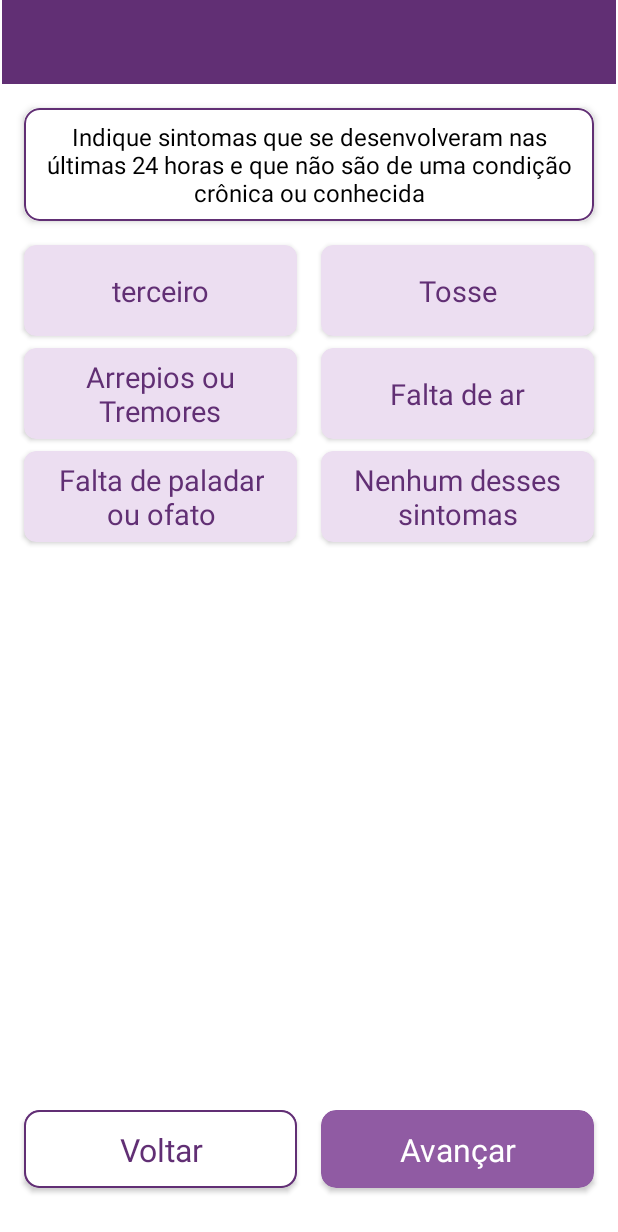
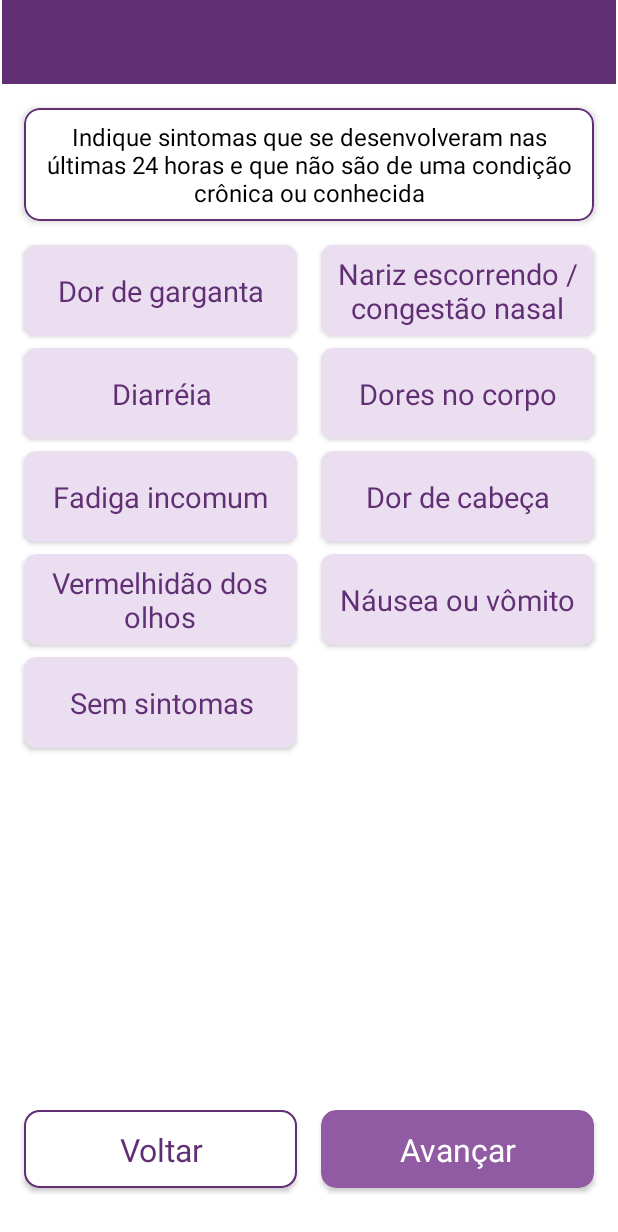
Before and after one commit to MarlonnCarvalhosa/Covid-Map, an Android app: the fragment ThirdSymptomSessionFragment placed in its activity, on a phone screen of 412 x 824 dp. Shown: the top 1232 px of the screen. Run offline under Robolectric (Android 15) with nearby library versions, the phone set to English and light mode, and no system bars; Roboto replaces fonts that are not available here.

Commit message:
Complete third fragment.

```diff
--- a/app/src/main/java/com/marlonncarvalhosa/covidmap/view/MapsActivity.kt
+++ b/app/src/main/java/com/marlonncarvalhosa/covidmap/view/MapsActivity.kt
@@ -156,7 +156,7 @@ class MapsActivity : AppCompatActivity(), OnMapReadyCallback {
                 return
             }
         } else {
-            authenticator()
+            //authenticator()
         }
     }
 
--- a/app/src/main/res/layout/fragment_second_symptom_session.xml
+++ b/app/src/main/res/layout/fragment_second_symptom_session.xml
@@ -226,7 +226,7 @@
                 android:id="@+id/tv_sem_sintomas"
                 android:layout_width="wrap_content"
                 android:layout_height="wrap_content"
-                android:text="Nenhum desses\nsintomas"
+                android:text="Sem sintomas"
                 android:textColor="@color/primary_purple"
                 android:textSize="19sp"
                 android:textAlignment="center"
--- a/app/src/main/res/layout/fragment_third_symptom_session.xml
+++ b/app/src/main/res/layout/fragment_third_symptom_session.xml
@@ -39,14 +39,14 @@
     </com.google.android.material.card.MaterialCardView>
 
     <androidx.cardview.widget.CardView
-        android:id="@+id/cv_febre"
+        android:id="@+id/cv_dor_garganta"
         android:layout_width="0dp"
         android:layout_height="0dp"
         android:layout_margin="16dp"
         android:backgroundTint="@color/transparent_purple"
         app:cardCornerRadius="8dp"
         app:layout_constraintDimensionRatio="3"
-        app:layout_constraintEnd_toStartOf="@id/cv_tosse"
+        app:layout_constraintEnd_toStartOf="@id/cv_nariz_escorrendo"
         app:layout_constraintHorizontal_chainStyle="spread"
         app:layout_constraintStart_toStartOf="parent"
         app:layout_constraintTop_toBottomOf="@id/cv_covid_positive">
@@ -56,10 +56,10 @@
             android:layout_height="match_parent">
 
             <TextView
-                android:id="@+id/tv_febre"
+                android:id="@+id/tv_dor_garganta"
                 android:layout_width="wrap_content"
                 android:layout_height="wrap_content"
-                android:text="terceiro"
+                android:text="@string/dor_de_garganta"
                 android:textColor="@color/primary_purple"
                 android:textSize="19sp"
                 android:textStyle=""
@@ -73,27 +73,28 @@
     </androidx.cardview.widget.CardView>
 
     <androidx.cardview.widget.CardView
-        android:id="@+id/cv_tosse"
+        android:id="@+id/cv_nariz_escorrendo"
         android:layout_width="0dp"
         android:layout_height="0dp"
         android:layout_marginEnd="16dp"
         android:backgroundTint="@color/transparent_purple"
         app:cardCornerRadius="8dp"
-        app:layout_constraintBottom_toBottomOf="@id/cv_febre"
+        app:layout_constraintBottom_toBottomOf="@id/cv_dor_garganta"
         app:layout_constraintEnd_toEndOf="parent"
-        app:layout_constraintStart_toEndOf="@+id/cv_febre"
-        app:layout_constraintTop_toTopOf="@id/cv_febre">
+        app:layout_constraintStart_toEndOf="@+id/cv_dor_garganta"
+        app:layout_constraintTop_toTopOf="@id/cv_dor_garganta">
 
         <androidx.constraintlayout.widget.ConstraintLayout
             android:layout_width="match_parent"
             android:layout_height="match_parent">
 
             <TextView
-                android:id="@+id/tv_tosse"
+                android:id="@+id/tv_nariz_escorrendo"
                 android:layout_width="wrap_content"
                 android:layout_height="wrap_content"
-                android:text="@string/tosse"
+                android:text="Nariz escorrendo / congestão nasal"
                 android:textColor="@color/primary_purple"
+                android:textAlignment="center"
                 android:textSize="19sp"
                 app:layout_constraintBottom_toBottomOf="parent"
                 app:layout_constraintEnd_toEndOf="parent"
@@ -105,7 +106,7 @@
     </androidx.cardview.widget.CardView>
 
     <androidx.cardview.widget.CardView
-        android:id="@+id/cv_arrepios_tremores"
+        android:id="@+id/cv_diarreia"
         android:layout_width="0dp"
         android:layout_height="0dp"
         android:layout_marginHorizontal="16dp"
@@ -113,20 +114,20 @@
         android:backgroundTint="@color/transparent_purple"
         app:cardCornerRadius="8dp"
         app:layout_constraintDimensionRatio="3"
-        app:layout_constraintEnd_toStartOf="@id/cv_falta_ar"
+        app:layout_constraintEnd_toStartOf="@id/cv_dor_corpo"
         app:layout_constraintHorizontal_chainStyle="spread"
         app:layout_constraintStart_toStartOf="parent"
-        app:layout_constraintTop_toBottomOf="@id/cv_febre">
+        app:layout_constraintTop_toBottomOf="@id/cv_dor_garganta">
 
         <androidx.constraintlayout.widget.ConstraintLayout
             android:layout_width="match_parent"
             android:layout_height="match_parent">
 
             <TextView
-                android:id="@+id/tv_arrepios_tremores"
+                android:id="@+id/tv_diarreia"
                 android:layout_width="wrap_content"
                 android:layout_height="wrap_content"
-                android:text="Arrepios ou\nTremores"
+                android:text="Diarréia"
                 android:textAlignment="center"
                 android:textColor="@color/primary_purple"
                 android:textSize="19sp"
@@ -140,26 +141,26 @@
     </androidx.cardview.widget.CardView>
 
     <androidx.cardview.widget.CardView
-        android:id="@+id/cv_falta_ar"
+        android:id="@+id/cv_dor_corpo"
         android:layout_width="0dp"
         android:layout_height="0dp"
         android:layout_marginEnd="16dp"
         android:backgroundTint="@color/transparent_purple"
         app:cardCornerRadius="8dp"
-        app:layout_constraintBottom_toBottomOf="@id/cv_arrepios_tremores"
+        app:layout_constraintBottom_toBottomOf="@id/cv_diarreia"
         app:layout_constraintEnd_toEndOf="parent"
-        app:layout_constraintStart_toEndOf="@+id/cv_arrepios_tremores"
-        app:layout_constraintTop_toTopOf="@id/cv_arrepios_tremores">
+        app:layout_constraintStart_toEndOf="@+id/cv_diarreia"
+        app:layout_constraintTop_toTopOf="@id/cv_diarreia">
 
         <androidx.constraintlayout.widget.ConstraintLayout
             android:layout_width="match_parent"
             android:layout_height="match_parent">
 
             <TextView
-                android:id="@+id/tv_falta_ar"
+                android:id="@+id/tv_dor_corpo"
                 android:layout_width="wrap_content"
                 android:layout_height="wrap_content"
-                android:text="Falta de ar"
+                android:text="@string/dores_no_corpo"
                 android:textColor="@color/primary_purple"
                 android:textSize="19sp"
                 app:layout_constraintBottom_toBottomOf="parent"
@@ -172,7 +173,7 @@
     </androidx.cardview.widget.CardView>
 
     <androidx.cardview.widget.CardView
-        android:id="@+id/cv_paladar_ofato"
+        android:id="@+id/cv_fadiga"
         android:layout_width="0dp"
         android:layout_height="0dp"
         android:layout_marginHorizontal="16dp"
@@ -180,20 +181,20 @@
         android:backgroundTint="@color/transparent_purple"
         app:cardCornerRadius="8dp"
         app:layout_constraintDimensionRatio="3"
-        app:layout_constraintEnd_toStartOf="@id/cv_sem_sintomas"
+        app:layout_constraintEnd_toStartOf="@id/cv_dor_cabeca"
         app:layout_constraintHorizontal_chainStyle="spread"
         app:layout_constraintStart_toStartOf="parent"
-        app:layout_constraintTop_toBottomOf="@id/cv_arrepios_tremores">
+        app:layout_constraintTop_toBottomOf="@id/cv_diarreia">
 
         <androidx.constraintlayout.widget.ConstraintLayout
             android:layout_width="match_parent"
             android:layout_height="match_parent">
 
             <TextView
-                android:id="@+id/tv_paladar_ofato"
+                android:id="@+id/tv_fadiga"
                 android:layout_width="wrap_content"
                 android:layout_height="wrap_content"
-                android:text="Falta de paladar\nou ofato"
+                android:text="Fadiga incomum"
                 android:textAlignment="center"
                 android:textColor="@color/primary_purple"
                 android:textSize="19sp"
@@ -207,29 +208,132 @@
     </androidx.cardview.widget.CardView>
 
     <androidx.cardview.widget.CardView
-        android:id="@+id/cv_sem_sintomas"
+        android:id="@+id/cv_dor_cabeca"
         android:layout_width="0dp"
         android:layout_height="0dp"
         android:layout_marginEnd="16dp"
         android:backgroundTint="@color/transparent_purple"
         app:cardCornerRadius="8dp"
-        app:layout_constraintBottom_toBottomOf="@id/cv_paladar_ofato"
+        app:layout_constraintBottom_toBottomOf="@id/cv_fadiga"
         app:layout_constraintEnd_toEndOf="parent"
-        app:layout_constraintStart_toEndOf="@+id/cv_paladar_ofato"
-        app:layout_constraintTop_toTopOf="@id/cv_paladar_ofato">
+        app:layout_constraintStart_toEndOf="@+id/cv_fadiga"
+        app:layout_constraintTop_toTopOf="@id/cv_fadiga">
 
         <androidx.constraintlayout.widget.ConstraintLayout
             android:layout_width="match_parent"
             android:layout_height="match_parent">
 
             <TextView
-                android:id="@+id/tv_sem_sintomas"
+                android:id="@+id/tv_dor_cabeca"
                 android:layout_width="wrap_content"
                 android:layout_height="wrap_content"
-                android:text="Nenhum desses\nsintomas"
+                android:text="Dor de cabeça"
                 android:textColor="@color/primary_purple"
                 android:textSize="19sp"
                 android:textAlignment="center"
+                app:layout_constraintBottom_toBottomOf="parent"
+                app:layout_constraintEnd_toEndOf="parent"
+                app:layout_constraintStart_toStartOf="parent"
+                app:layout_constraintTop_toTopOf="parent" />
+
+        </androidx.constraintlayout.widget.ConstraintLayout>
+
+    </androidx.cardview.widget.CardView>
+
+    <androidx.cardview.widget.CardView
+        android:id="@+id/cv_vermelhidao_olhos"
+        android:layout_width="0dp"
+        android:layout_height="0dp"
+        android:layout_marginHorizontal="16dp"
+        android:layout_marginTop="8dp"
+        android:backgroundTint="@color/transparent_purple"
+        app:cardCornerRadius="8dp"
+        app:layout_constraintDimensionRatio="3"
+        app:layout_constraintEnd_toStartOf="@id/cv_nauseas_vomitos"
+        app:layout_constraintHorizontal_chainStyle="spread"
+        app:layout_constraintStart_toStartOf="parent"
+        app:layout_constraintTop_toBottomOf="@id/cv_fadiga">
+
+        <androidx.constraintlayout.widget.ConstraintLayout
+            android:layout_width="match_parent"
+            android:layout_height="match_parent">
+
+            <TextView
+                android:id="@+id/tv_vermelhidao_olhos"
+                android:layout_width="wrap_content"
+                android:layout_height="wrap_content"
+                android:text="Vermelhidão dos olhos"
+                android:textAlignment="center"
+                android:textColor="@color/primary_purple"
+                android:textSize="19sp"
+                app:layout_constraintBottom_toBottomOf="parent"
+                app:layout_constraintEnd_toEndOf="parent"
+                app:layout_constraintStart_toStartOf="parent"
+                app:layout_constraintTop_toTopOf="parent" />
+
+        </androidx.constraintlayout.widget.ConstraintLayout>
+
+    </androidx.cardview.widget.CardView>
+
+    <androidx.cardview.widget.CardView
+        android:id="@+id/cv_nauseas_vomitos"
+        android:layout_width="0dp"
+        android:layout_height="0dp"
+        android:layout_marginEnd="16dp"
+        android:backgroundTint="@color/transparent_purple"
+        app:cardCornerRadius="8dp"
+        app:layout_constraintBottom_toBottomOf="@id/cv_vermelhidao_olhos"
+        app:layout_constraintEnd_toEndOf="parent"
+        app:layout_constraintStart_toEndOf="@+id/cv_vermelhidao_olhos"
+        app:layout_constraintTop_toTopOf="@id/cv_vermelhidao_olhos">
+
+        <androidx.constraintlayout.widget.ConstraintLayout
+            android:layout_width="match_parent"
+            android:layout_height="match_parent">
+
+            <TextView
+                android:id="@+id/tv_nauseas_vomitos"
+                android:layout_width="wrap_content"
+                android:layout_height="wrap_content"
+                android:text="Náusea ou vômito"
+                android:textColor="@color/primary_purple"
+                android:textSize="19sp"
+                android:textAlignment="center"
+                app:layout_constraintBottom_toBottomOf="parent"
+                app:layout_constraintEnd_toEndOf="parent"
+                app:layout_constraintStart_toStartOf="parent"
+                app:layout_constraintTop_toTopOf="parent" />
+
+        </androidx.constraintlayout.widget.ConstraintLayout>
+
+    </androidx.cardview.widget.CardView>
+
+    <androidx.cardview.widget.CardView
+        android:id="@+id/cv_sem_sintomas_third"
+        android:layout_width="0dp"
+        android:layout_height="0dp"
+        android:layout_marginHorizontal="16dp"
+        android:layout_marginTop="8dp"
+        android:backgroundTint="@color/transparent_purple"
+        app:cardCornerRadius="8dp"
+        app:layout_constraintDimensionRatio="3"
+        app:layout_constraintEnd_toStartOf="@id/cv_nauseas_vomitos"
+        app:layout_constraintHorizontal_chainStyle="spread"
+        app:layout_constraintStart_toStartOf="parent"
+        app:layout_constraintTop_toBottomOf="@id/cv_vermelhidao_olhos">
+
+        <androidx.constraintlayout.widget.ConstraintLayout
+            android:layout_width="match_parent"
+            android:layout_height="match_parent">
+
+            <TextView
+                android:id="@+id/tv_sem_sintomas_third"
+                android:layout_width="wrap_content"
+                android:layout_height="wrap_content"
+                android:text="@string/sem_sintomas"
+                android:textAlignment="center"
+                android:textColor="@color/primary_purple"
+                android:textSize="19sp"
                 app:layout_constraintBottom_toBottomOf="parent"
                 app:layout_constraintEnd_toEndOf="parent"
                 app:layout_constraintStart_toStartOf="parent"
@@ -252,7 +356,7 @@
         app:layout_constraintEnd_toStartOf="@id/cv_third_next"
         app:layout_constraintHorizontal_chainStyle="spread"
         app:layout_constraintStart_toStartOf="parent"
-        app:layout_constraintTop_toBottomOf="@id/cv_paladar_ofato"
+        app:layout_constraintTop_toBottomOf="@id/cv_sem_sintomas_third"
         app:layout_constraintVertical_bias="1">
 
         <androidx.constraintlayout.widget.ConstraintLayout
--- a/app/src/main/res/values/strings.xml
+++ b/app/src/main/res/values/strings.xml
@@ -22,4 +22,7 @@
     <string name="avancar">Avançar</string>
     <!-- TODO: Remove or change this placeholder text -->
     <string name="hello_blank_fragment">Hello blank fragment</string>
+    <string name="dor_de_garganta">Dor de garganta</string>
+    <string name="dores_no_corpo">Dores no corpo</string>
+    <string name="sem_sintomas">Sem sintomas</string>
 </resources>
```
